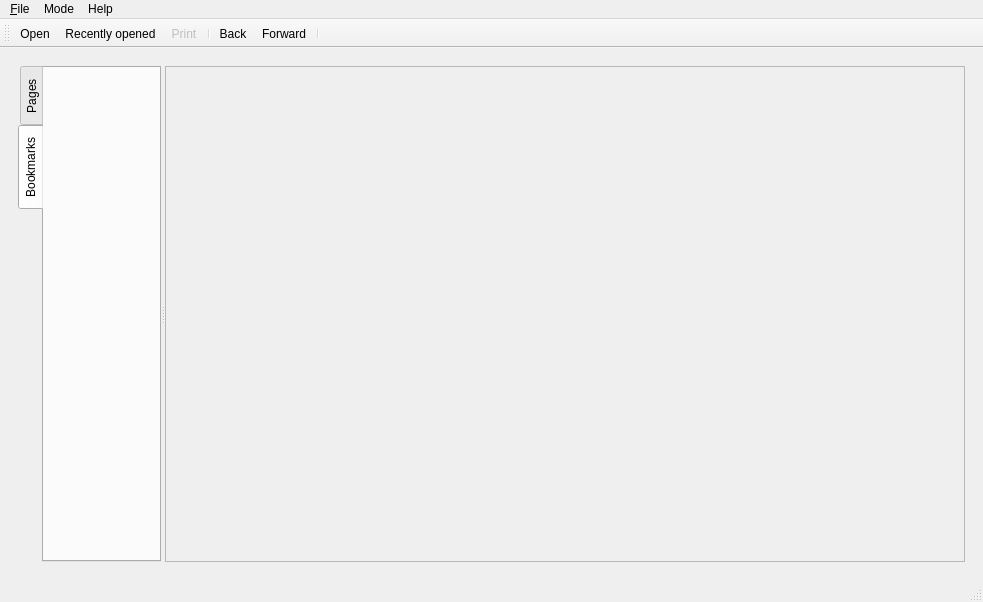
Before: the Qt Designer form app/mainwindow.ui in Li-Shurui/StepViewer, drawn with Qt 5.
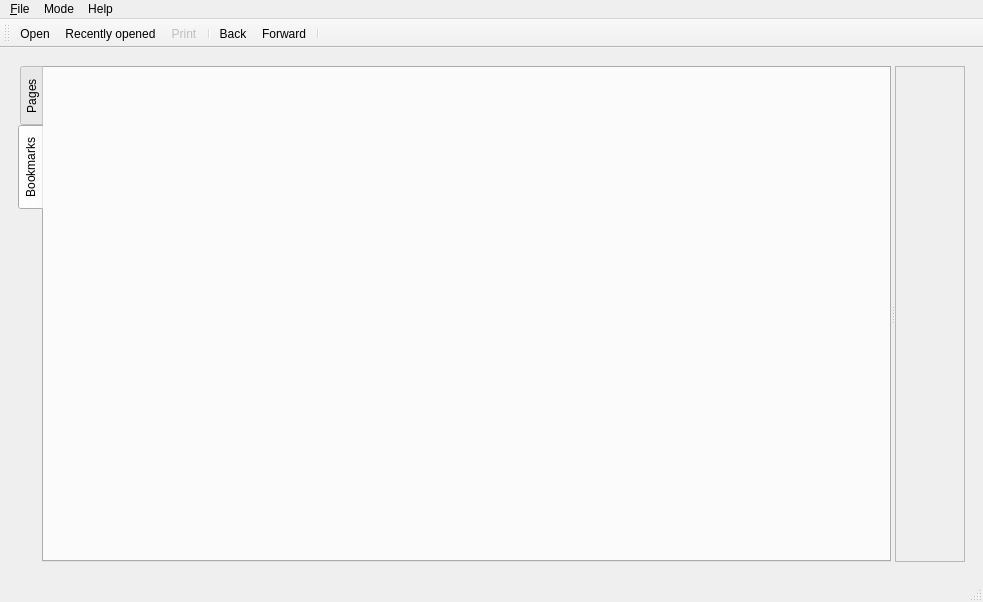
After: the same form once the commit is applied. Icons and pictures are not drawn.

Commit message:
Let the overview splitter shrink past the histogram width
The histogram QLabel's pixmap set the tab pane's minimum size, so the
splitter stopped at the chart width. Host it in a scroll area and drop
the 800px floor on the view so either side can be dragged freely.

```diff
--- a/app/mainwindow.ui
+++ b/app/mainwindow.ui
@@ -57,7 +57,7 @@
           </property>
           <property name="minimumSize">
            <size>
-            <width>800</width>
+            <width>0</width>
             <height>0</height>
            </size>
           </property>
```
The commit also changes 3 other files.
